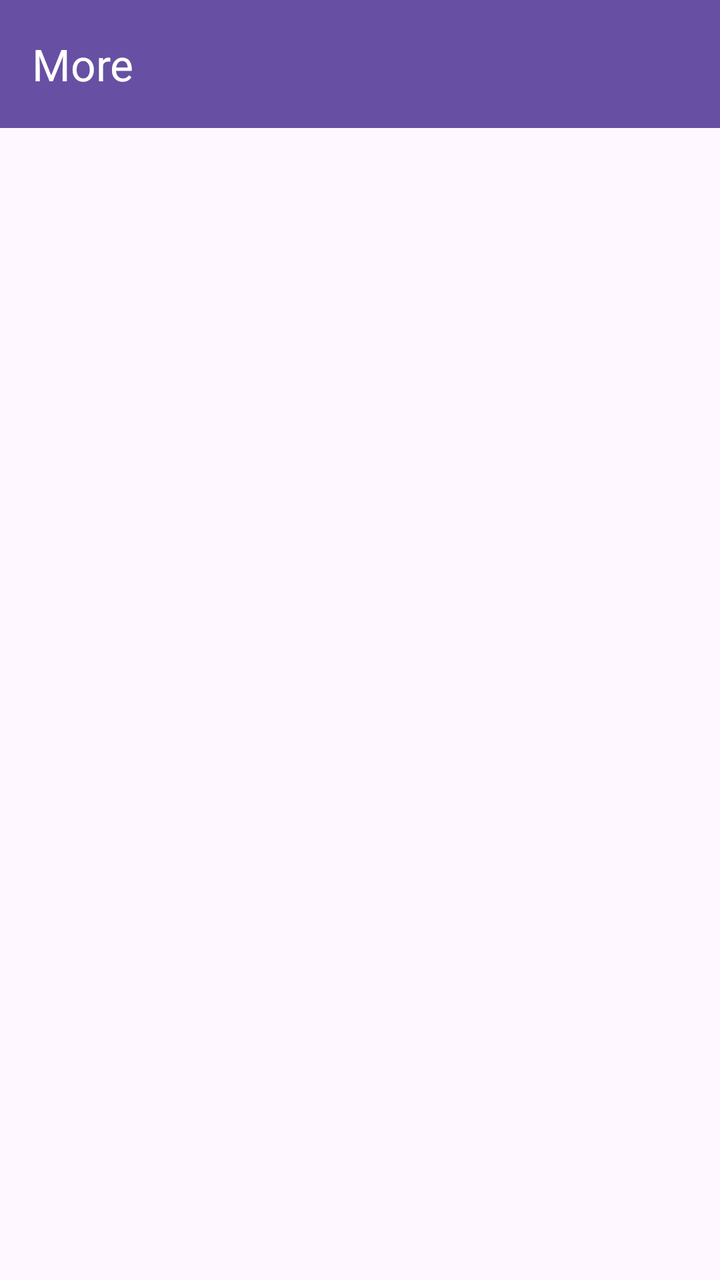
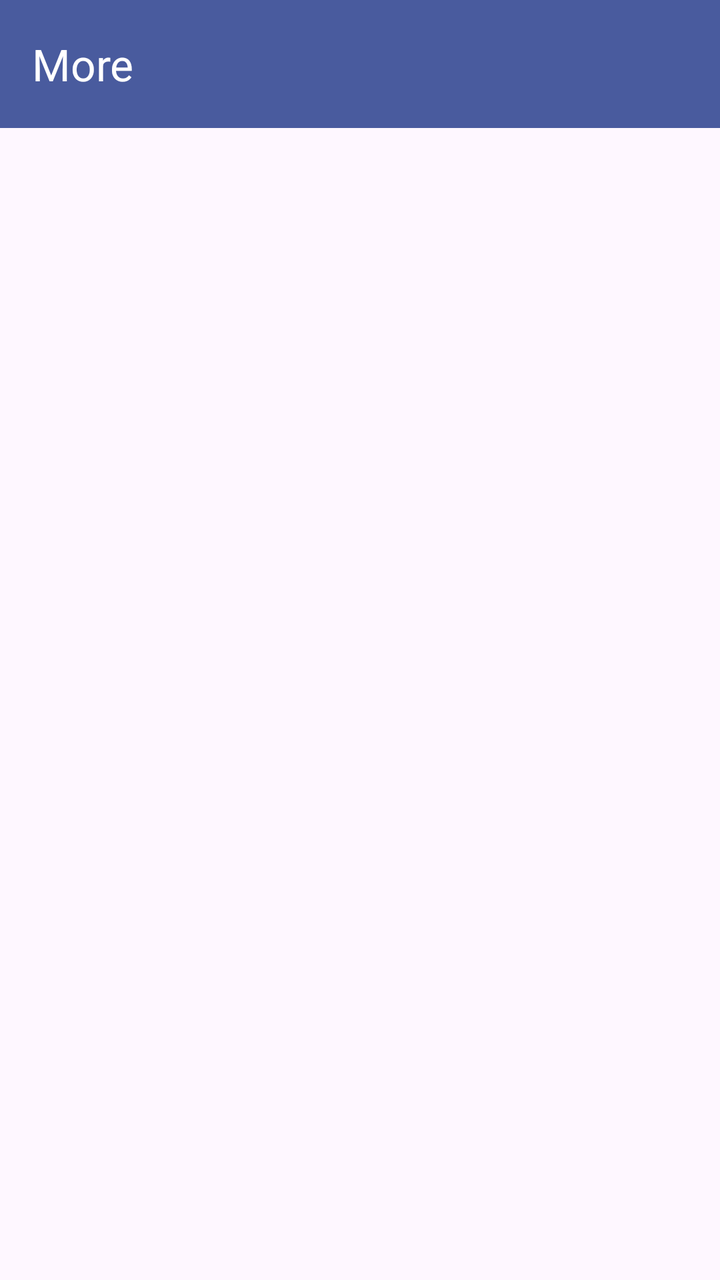

Two renders of the same Android screen: before a commit and after it. Below are the layout's source before the change and the commit's diff.
<!-- AndroidManifest.xml: application theme Theme.P3Isra -->
<!-- res/layout/activity_more_fragment.xml -->
<?xml version="1.0" encoding="utf-8"?>
<androidx.coordinatorlayout.widget.CoordinatorLayout xmlns:android="http://schemas.android.com/apk/res/android"
    xmlns:app="http://schemas.android.com/apk/res-auto"
    xmlns:tools="http://schemas.android.com/tools"
    android:layout_width="match_parent"
    android:layout_height="match_parent"
    tools:context=".More.MoreFragment">

    <com.google.android.material.appbar.AppBarLayout
        android:id="@+id/appBarLayout"
        android:layout_width="match_parent"
        android:layout_height="wrap_content"
        android:theme="@style/ThemeOverlay.AppCompat.Dark.ActionBar">

        <androidx.appcompat.widget.Toolbar
            android:id="@+id/toolbar"
            android:layout_width="match_parent"
            android:layout_height="?attr/actionBarSize"
            android:background="?attr/colorPrimary"
            app:title="More"
            app:titleTextColor="@android:color/white"
            app:layout_scrollFlags="scroll|enterAlways" />

    </com.google.android.material.appbar.AppBarLayout>

    <ListView
        android:id="@+id/listViewItems"
        android:layout_width="match_parent"
        android:layout_height="match_parent"
        app:layout_behavior="@string/appbar_scrolling_view_behavior" />

</androidx.coordinatorlayout.widget.CoordinatorLayout>
<!-- resources referenced by this layout -->
<resources>
  <style name="Theme.P3Isra" parent="Base.Theme.P3Isra" />
  <style name="Base.Theme.P3Isra" parent="Theme.Material3.DayNight.NoActionBar">
          
          
      </style>
</resources>

<!-- the commit's change to res/layout/activity_more_fragment.xml (unified diff, before → after) -->
@@ -16,7 +16,7 @@
             android:id="@+id/toolbar"
             android:layout_width="match_parent"
             android:layout_height="?attr/actionBarSize"
-            android:background="?attr/colorPrimary"
+            android:background="#495B9E"
             app:title="More"
             app:titleTextColor="@android:color/white"
             app:layout_scrollFlags="scroll|enterAlways" />
